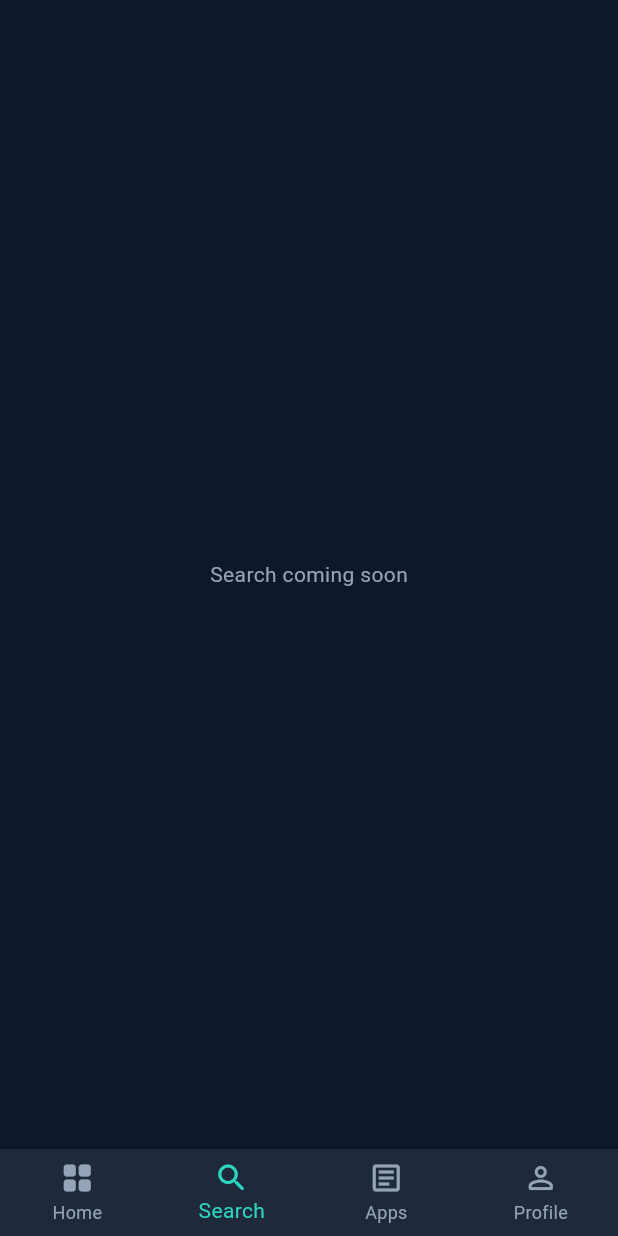
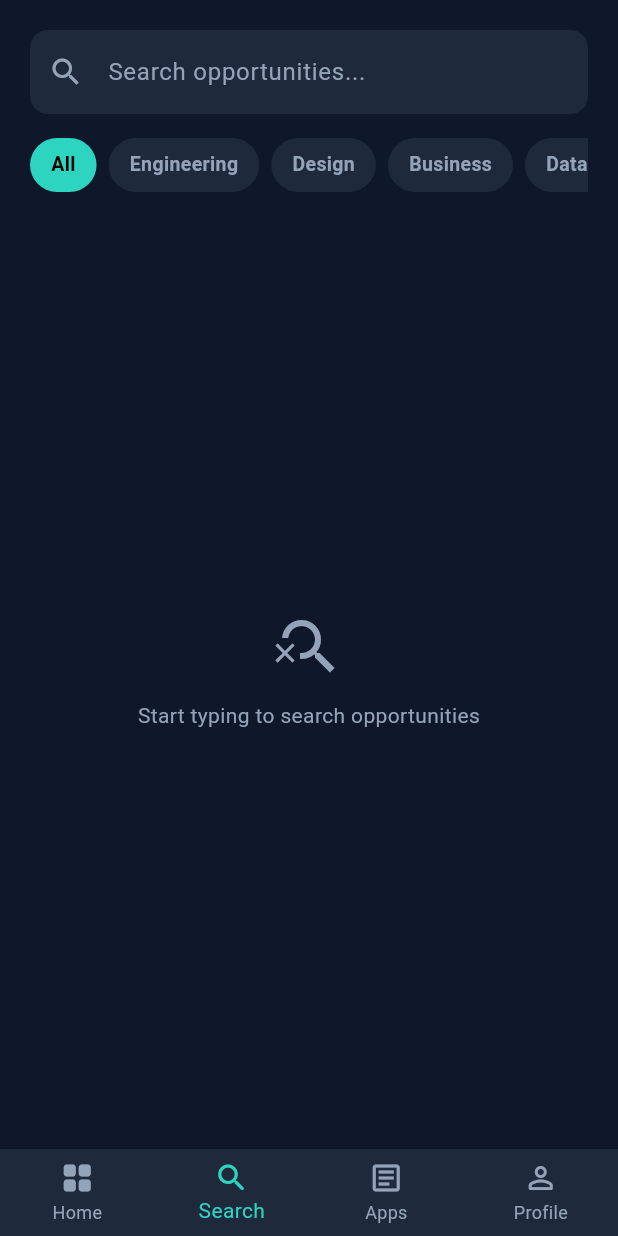
Before and after one commit to Jonathan2055/alucollab, a Flutter app: the screen it shows once a user with an empty profile is signed in, item 2 of the bottom bar chosen, on a phone screen of 412 x 824 dp. Run offline on Flutter 3.47's test engine with Material 3 defaults, Android fonts, the phone set to English and light mode, and no system bars; our stand-ins replace cloud_firestore, firebase_auth, firebase_core; accounts and stored records are empty.

Commit message:
Implemented searching option

```diff
--- /dev/null
+++ b/lib/presentation/screens/shared/search_screen.dart
@@ -0,0 +1,211 @@
+import 'package:flutter/material.dart';
+import '../../../core/constants/app_colors.dart';
+import '../../../data/models/opportunity_model.dart';
+import '../../../data/repositories/opportunity_repository.dart';
+import '../student/opportunity_detail_screen.dart';
+
+class SearchScreen extends StatefulWidget {
+  const SearchScreen({super.key});
+
+  @override
+  State<SearchScreen> createState() => _SearchScreenState();
+}
+
+class _SearchScreenState extends State<SearchScreen> {
+  final _controller = TextEditingController();
+  String _query = '';
+  String _selectedCategory = 'All';
+
+  final List<String> _categories = [
+    'All', 'Engineering', 'Design', 'Business', 'Data Science', 'Marketing'
+  ];
+
+  @override
+  void dispose() {
+    _controller.dispose();
+    super.dispose();
+  }
+
+  @override
+  Widget build(BuildContext context) {
+    return Padding(
+      padding: const EdgeInsets.all(20),
+      child: Column(
+        crossAxisAlignment: CrossAxisAlignment.start,
+        children: [
+          //  Search bar
+          TextField(
+            controller: _controller,
+            style: const TextStyle(color: Colors.white),
+            onChanged: (val) => setState(() => _query = val.toLowerCase()),
+            decoration: InputDecoration(
+              hintText: 'Search opportunities...',
+              hintStyle: const TextStyle(color: AppColors.neutral),
+              prefixIcon: const Icon(Icons.search, color: AppColors.neutral),
+              filled: true,
+              fillColor: const Color(0xFF1E293B),
+              border: OutlineInputBorder(
+                borderRadius: BorderRadius.circular(12),
+                borderSide: BorderSide.none,
+              ),
+            ),
+          ),
+          const SizedBox(height: 16),
+
+          //  Category filters
+          SizedBox(
+            height: 36,
+            child: ListView.separated(
+              scrollDirection: Axis.horizontal,
+              itemCount: _categories.length,
+              separatorBuilder: (_, __) => const SizedBox(width: 8),
+              itemBuilder: (context, i) {
+                final selected = _selectedCategory == _categories[i];
+                return GestureDetector(
+                  onTap: () => setState(() => _selectedCategory = _categories[i]),
+                  child: Container(
+                    padding: const EdgeInsets.symmetric(horizontal: 14, vertical: 8),
+                    decoration: BoxDecoration(
+                      color: selected ? AppColors.secondary : const Color(0xFF1E293B),
+                      borderRadius: BorderRadius.circular(20),
+                    ),
+                    child: Text(_categories[i],
+                        style: TextStyle(
+                            color: selected ? Colors.black : AppColors.neutral,
+                            fontSize: 13,
+                            fontWeight: FontWeight.w600)),
+                  ),
+                );
+              },
+            ),
+          ),
+          const SizedBox(height: 20),
+
+          //  Results
+          Expanded(
+            child: StreamBuilder<List<OpportunityModel>>(
+              stream: OpportunityRepository().streamActiveOpportunities(),
+              builder: (context, snapshot) {
+                if (snapshot.connectionState == ConnectionState.waiting) {
+                  return const Center(
+                      child: CircularProgressIndicator(color: AppColors.secondary));
+                }
+
+                final all = snapshot.data ?? [];
+
+                // Filter by query and category
+                final results = all.where((opp) {
+                  final matchesQuery = _query.isEmpty ||
+                      opp.title.toLowerCase().contains(_query) ||
+                      opp.startupName.toLowerCase().contains(_query) ||
+                      opp.requiredSkills.any((s) => s.toLowerCase().contains(_query));
+                  final matchesCategory = _selectedCategory == 'All' ||
+                      opp.category == _selectedCategory;
+                  return matchesQuery && matchesCategory;
+                }).toList();
+
+                if (results.isEmpty) {
+                  return Center(
+                    child: Column(
+                      mainAxisSize: MainAxisSize.min,
+                      children: [
+                        const Icon(Icons.search_off, color: AppColors.neutral, size: 48),
+                        const SizedBox(height: 12),
+                        Text(
+                          _query.isEmpty
+                              ? 'Start typing to search opportunities'
+                              : 'No results for "$_query"',
+                          style: const TextStyle(color: AppColors.neutral),
+                          textAlign: TextAlign.center,
+                        ),
+                      ],
+                    ),
+                  );
+                }
+
+                return ListView.separated(
+                  itemCount: results.length,
+                  separatorBuilder: (_, __) => const SizedBox(height: 12),
+                  itemBuilder: (context, index) {
+                    final opp = results[index];
+                    return GestureDetector(
+                      onTap: () => Navigator.of(context).push(
+                        MaterialPageRoute(
+                          builder: (_) => OpportunityDetailScreen(opportunity: opp),
+                        ),
+                      ),
+                      child: Container(
+                        padding: const EdgeInsets.all(16),
+                        decoration: BoxDecoration(
+                          color: const Color(0xFF1E293B),
+                          borderRadius: BorderRadius.circular(12),
+                        ),
+                        child: Row(
+                          children: [
+                            Container(
+                              width: 44, height: 44,
+                              decoration: BoxDecoration(
+                                color: AppColors.background,
+                                borderRadius: BorderRadius.circular(10),
+                              ),
+                              child: const Icon(Icons.rocket_launch,
+                                  color: AppColors.secondary, size: 20),
+                            ),
+                            const SizedBox(width: 12),
+                            Expanded(
+                              child: Column(
+                                crossAxisAlignment: CrossAxisAlignment.start,
+                                children: [
+                                  Row(
+                                    children: [
+                                      Text(opp.startupName,
+                                          style: const TextStyle(
+                                              color: AppColors.neutral, fontSize: 12)),
+                                      if (opp.isVerifiedVenture) ...[
+                                        const SizedBox(width: 4),
+                                        const Icon(Icons.verified,
+                                            color: AppColors.secondary, size: 12),
+                                      ],
+                                    ],
+                                  ),
+                                  Text(opp.title,
+                                      style: const TextStyle(
+                                          color: Colors.white,
+                                          fontWeight: FontWeight.bold)),
+                                  const SizedBox(height: 4),
+                                  Wrap(
+                                    spacing: 6,
+                                    children: opp.requiredSkills
+                                        .take(2)
+                                        .map((s) => Container(
+                                              padding: const EdgeInsets.symmetric(
+                                                  horizontal: 8, vertical: 2),
+                                              decoration: BoxDecoration(
+                                                color: AppColors.background,
+                                                borderRadius: BorderRadius.circular(20),
+                                              ),
+                                              child: Text(s,
+                                                  style: const TextStyle(
+                                                      color: AppColors.neutral,
+                                                      fontSize: 10)),
+                                            ))
+                                        .toList(),
+                                  ),
+                                ],
+                              ),
+                            ),
+                            const Icon(Icons.chevron_right, color: AppColors.neutral),
+                          ],
+                        ),
+                      ),
+                    );
+                  },
+                );
+              },
+            ),
+          ),
+        ],
+      ),
+    );
+  }
+}
--- a/lib/presentation/screens/student/opportunity_detail_screen.dart
+++ b/lib/presentation/screens/student/opportunity_detail_screen.dart
@@ -43,7 +43,7 @@ class _OpportunityDetailScreenState extends State<OpportunityDetailScreen> {
       if (!mounted) return;
       ScaffoldMessenger.of(
         context,
-      ).showSnackBar(const SnackBar(content: Text('✅ Application submitted!')));
+      ).showSnackBar(const SnackBar(content: Text('Application submitted!')));
       Navigator.of(context).pop();
     } catch (e) {
       if (!mounted) return;
@@ -96,7 +96,7 @@ class _OpportunityDetailScreenState extends State<OpportunityDetailScreen> {
                   ),
                 )
               : const Text(
-                  'Apply Now 🚀',
+                  'Apply Now',
                   style: TextStyle(
                     color: Colors.black,
                     fontWeight: FontWeight.bold,
--- a/lib/presentation/screens/student/student_home_screen.dart
+++ b/lib/presentation/screens/student/student_home_screen.dart
@@ -5,6 +5,7 @@ import '../../../core/constants/app_colors.dart';
 import '../../../data/models/opportunity_model.dart';
 import '../../../providers/auth_provider.dart';
 import '../../../providers/opportunity_provider.dart';
+import '../shared/search_screen.dart';
 import 'my_applications_screen.dart';
 import 'opportunity_detail_screen.dart';
 
@@ -83,7 +84,7 @@ class _StudentHomeScreenState extends State<StudentHomeScreen> {
   }
 }
 
-// ─── Home Tab ────────────────────────────────────────────────────────────────
+//  Home Tab
 
 class _HomeTab extends StatelessWidget {
   const _HomeTab();
@@ -105,7 +106,7 @@ class _HomeTab extends StatelessWidget {
                 crossAxisAlignment: CrossAxisAlignment.start,
                 children: [
                   Text(
-                    'Hello, ${user?.fullName.split(' ').first ?? 'Student'} 👋',
+                    'Hello, ${user?.fullName.split(' ').first ?? 'Student'} ',
                     style: const TextStyle(
                       color: Colors.white,
                       fontSize: 20,
@@ -209,7 +210,7 @@ class _HomeTab extends StatelessWidget {
   }
 }
 
-// ─── Opportunity Card ─────────────────────────────────────────────────────────
+//  Opportunity Card
 
 class _OpportunityCard extends StatelessWidget {
   final OpportunityModel opportunity;
@@ -342,7 +343,7 @@ class _OpportunityCard extends StatelessWidget {
                   ),
                 ),
                 child: const Text(
-                  'Apply Now 🚀',
+                  'Apply Now',
                   style: TextStyle(
                     color: Colors.black,
                     fontWeight: FontWeight.bold,
@@ -357,17 +358,12 @@ class _OpportunityCard extends StatelessWidget {
   }
 }
 
-// ─── Other Tabs ───────────────────────────────────────────────────────────────
+//  Other Tabs
 
 class _SearchTab extends StatelessWidget {
   const _SearchTab();
   @override
-  Widget build(BuildContext context) => const Center(
-    child: Text(
-      'Search coming soon',
-      style: TextStyle(color: AppColors.neutral),
-    ),
-  );
+  Widget build(BuildContext context) => const SearchScreen();
 }
 
 class _AppsTab extends StatelessWidget {
```
Also changed, not shown: lib/presentation/screens/admin/admin_dashboard_screen.dart (+2 -6 lines), lib/presentation/screens/admin/moderation_feed_screen.dart (+10 -5 lines), lib/presentation/screens/startup/venture_dashboard_screen.dart (+6 -10 lines), pubspec.lock.
